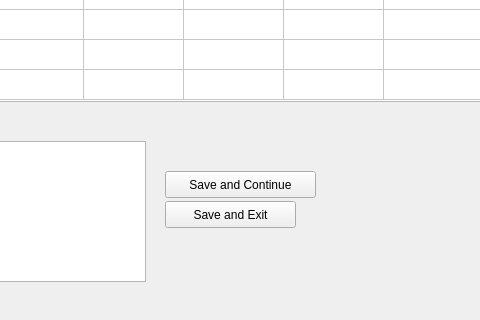
This is runner/management/commands/MouseRunner/mainwindow.ui in saturnian13/mouse-cloud as Qt 5 draws it before an edit; both pictures show x 555 to 1035 and y 395 to 715 of the 1200 by 715 pixel window. The edited form follows.
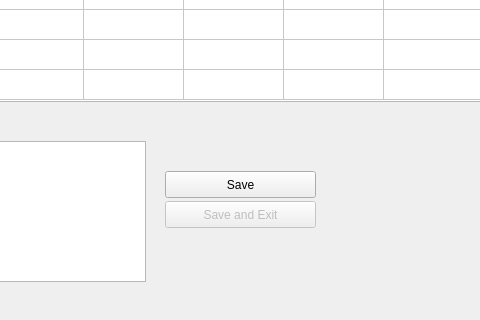
This is the edited form.

Commit message: Disabled 'save and exit' button temporarily

```diff
--- a/runner/management/commands/MouseRunner/mainwindow.ui
+++ b/runner/management/commands/MouseRunner/mainwindow.ui
@@ -214,11 +214,14 @@
     </property>
    </widget>
    <widget class="QPushButton" name="pushButton_2">
+    <property name="enabled">
+     <bool>false</bool>
+    </property>
     <property name="geometry">
      <rect>
       <x>720</x>
       <y>560</y>
-      <width>131</width>
+      <width>151</width>
       <height>27</height>
      </rect>
     </property>
@@ -236,7 +239,7 @@
      </rect>
     </property>
     <property name="text">
-     <string>Save and Continue</string>
+     <string>Save</string>
     </property>
    </widget>
    <widget class="QLabel" name="label_3">
```
